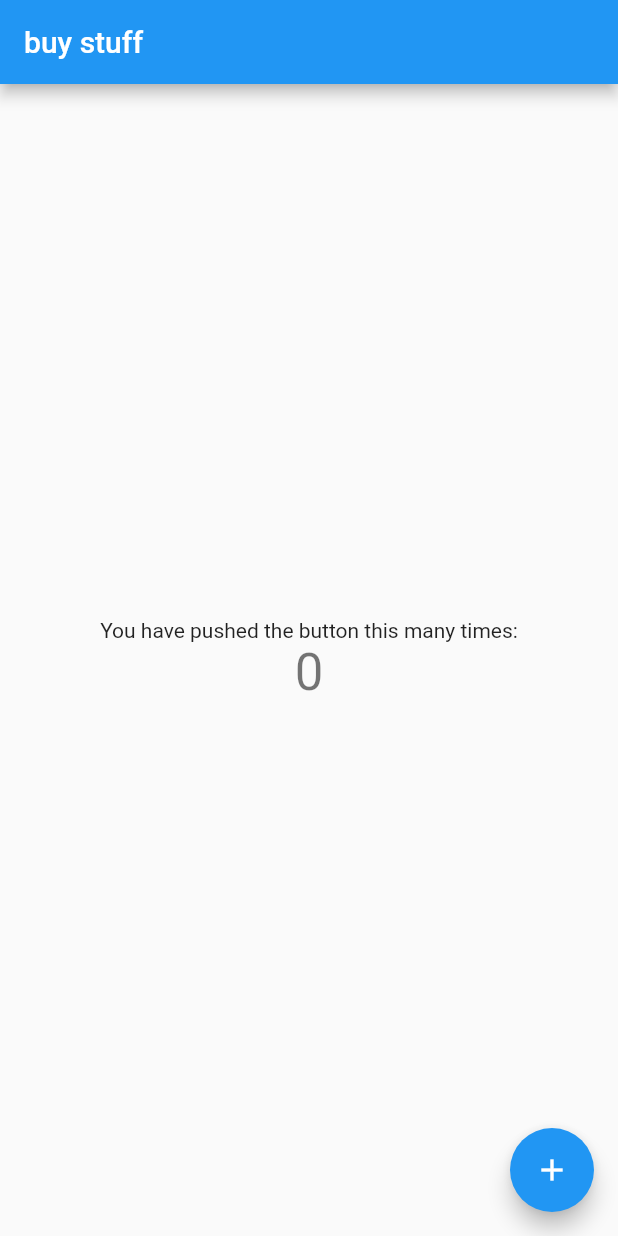
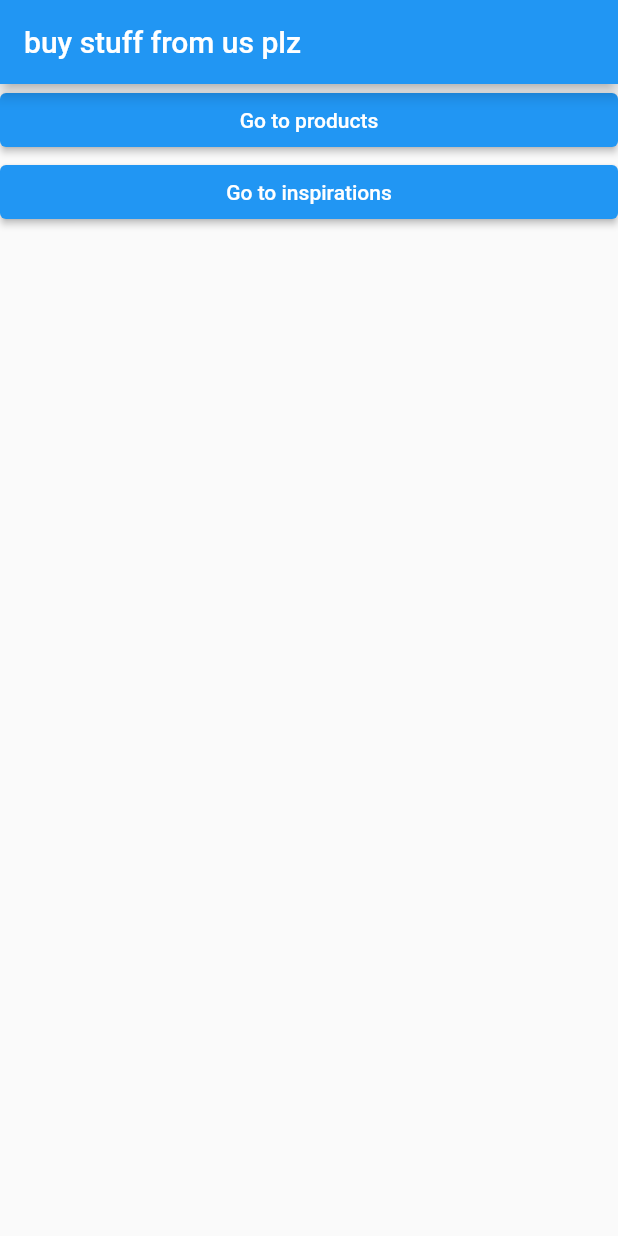
Before and after one commit to aigaki/app, a Flutter app: the screen it shows after launch, on a phone screen of 412 x 824 dp. Run offline on Flutter 3.47's test engine with Material 2 defaults, Android fonts, the phone set to English and light mode, and no system bars.

Commit message:
make basic navigation

```diff
--- a/lib/main.dart
+++ b/lib/main.dart
@@ -1,4 +1,7 @@
 import 'package:flutter/material.dart';
+import 'package:ss_mann/screens/home_screen.dart';
+import 'package:ss_mann/screens/inspirations_screen.dart';
+import 'package:ss_mann/screens/products_screen.dart';
 
 void main() {
   runApp(const MyApp());
@@ -14,7 +17,11 @@ class MyApp extends StatelessWidget {
       theme: ThemeData(
         primarySwatch: Colors.blue,
       ),
-      home: const MyHomePage(title: 'buy stuff'),
+      routes: {
+        '/': (context) => HomeScreen(),
+        ProductsScreen.routeName: (context) => ProductsScreen(),
+        InspirationsScreen.routeName: (context) => InspirationsScreen()
+      },
     );
   }
 }
--- /dev/null
+++ b/lib/screens/home_screen.dart
@@ -0,0 +1,16 @@
+import 'package:flutter/material.dart';
+import 'package:ss_mann/widgets/screens_navigation.dart';
+
+class HomeScreen extends StatelessWidget {
+  const HomeScreen({Key? key}) : super(key: key);
+
+  @override
+  Widget build(BuildContext context) {
+    return Scaffold(
+      appBar: AppBar(
+        title: Text('buy stuff from us plz'),
+      ),
+      body: ScreenNavigation(),
+    );
+  }
+}
--- /dev/null
+++ b/lib/widgets/screens_navigation.dart
@@ -0,0 +1,32 @@
+import 'package:flutter/material.dart';
+import 'package:ss_mann/screens/inspirations_screen.dart';
+import 'package:ss_mann/screens/products_screen.dart';
+
+class ScreenNavigation extends StatelessWidget {
+  const ScreenNavigation({Key? key}) : super(key: key);
+
+  void goToProducts(context) {
+    Navigator.of(context).pushNamed(ProductsScreen.routeName);
+  }
+
+  void goToInspirations(context) {
+    Navigator.of(context).pushNamed(InspirationsScreen.routeName);
+  }
+
+  @override
+  Widget build(BuildContext context) {
+    return Container(
+        child: ListView(
+      children: [
+        ElevatedButton(
+          child: Text('Go to products'),
+          onPressed: () => goToProducts(context),
+        ),
+        ElevatedButton(
+          child: Text('Go to inspirations'),
+          onPressed: () => goToInspirations(context),
+        ),
+      ],
+    ));
+  }
+}
```
Also changed, not shown: lib/screens/inspirations_screen.dart (added, +17 -0 lines), lib/screens/products_screen.dart (added, +17 -0 lines).
